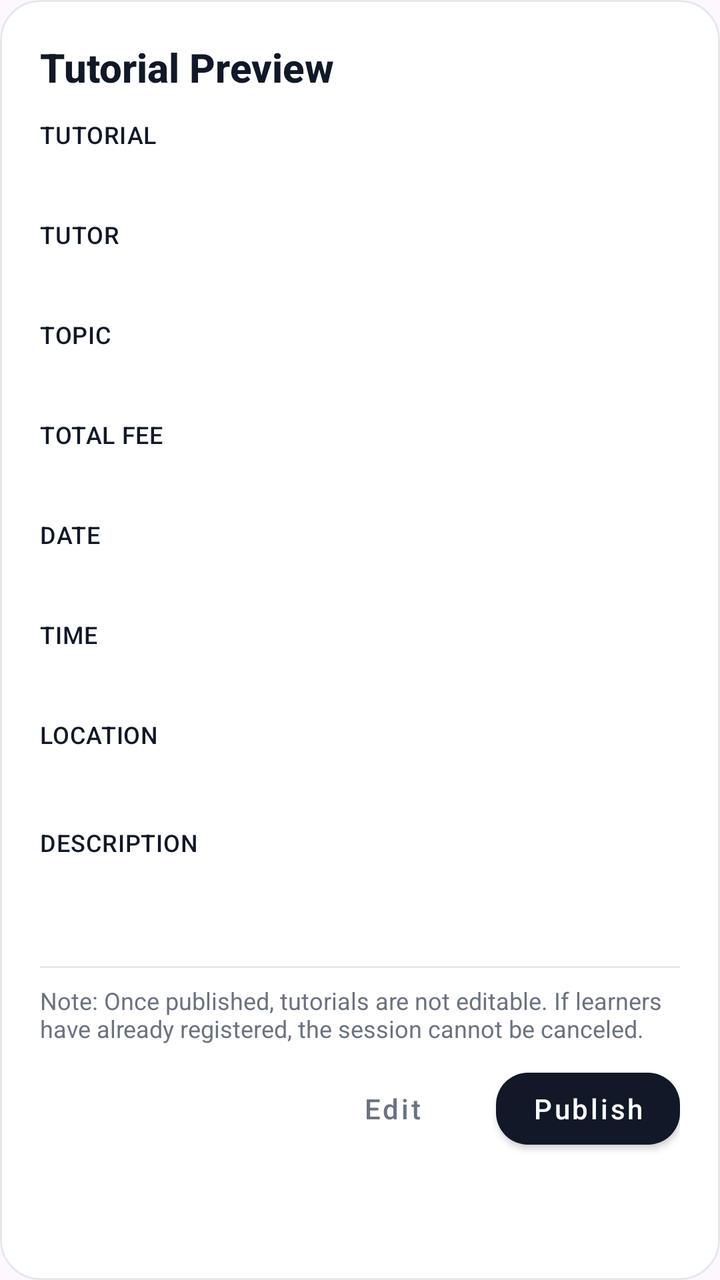
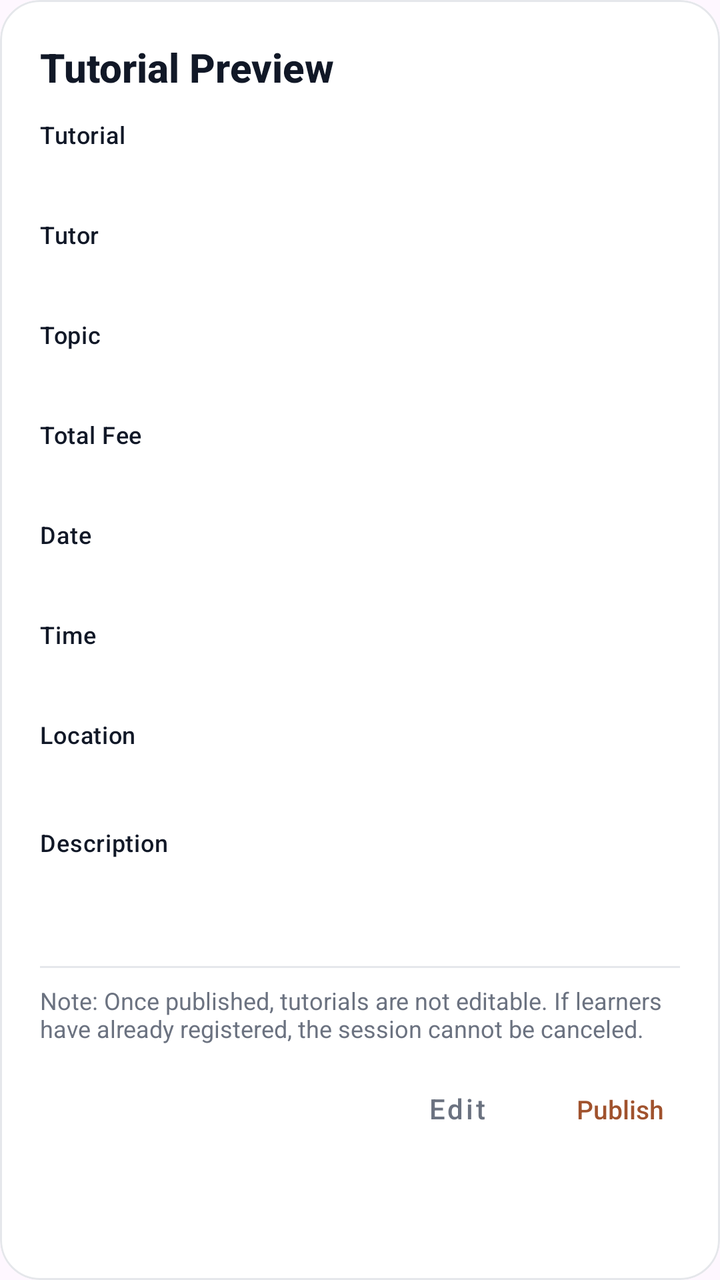

An Android layout rendered at two revisions. The XML below is the earlier revision; the diff shows what the commit changed to produce the second picture.
<!-- AndroidManifest.xml: application theme Theme.Csci3130Group1 -->
<!-- res/layout/dialog_tutorial_preview.xml -->
<?xml version="1.0" encoding="utf-8"?>
<com.google.android.material.card.MaterialCardView xmlns:android="http://schemas.android.com/apk/res/android"
    xmlns:app="http://schemas.android.com/apk/res-auto"
    android:layout_width="match_parent"
    android:layout_height="wrap_content"
    app:cardCornerRadius="20dp"
    app:cardElevation="0dp"
    app:strokeColor="#E5E7EB"
    app:strokeWidth="1dp"
    app:cardUseCompatPadding="false"
    android:foreground="?attr/selectableItemBackground">

    <LinearLayout
        android:layout_width="match_parent"
        android:layout_height="wrap_content"
        android:orientation="vertical"
        android:padding="20dp"
        android:background="#FFFFFF">

        
        <LinearLayout
            android:layout_width="match_parent"
            android:layout_height="wrap_content"
            android:orientation="horizontal"
            android:gravity="center_vertical">

            <TextView
                android:id="@+id/title_text"
                android:layout_width="match_parent"
                android:layout_height="wrap_content"
                android:text="Tutorial Preview"
                android:textSize="20sp"
                android:textStyle="bold"
                android:fontFamily="sans-serif-medium"
                android:textColor="#111827" />
        </LinearLayout>

        <View android:layout_width="match_parent" android:layout_height="12dp" />

        
        <LinearLayout
            android:layout_width="match_parent"
            android:layout_height="wrap_content"
            android:orientation="vertical">

            
            <TextView
                android:layout_width="wrap_content"
                android:layout_height="wrap_content"
                android:text="TUTORIAL"
                android:textAllCaps="true"
                android:textSize="12sp"
                android:letterSpacing="0.02"
                android:textColor="#111827"
                android:fontFamily="sans-serif-medium" />

            <TextView
                android:id="@+id/tutorial_value"
                android:layout_width="match_parent"
                android:layout_height="wrap_content"
                android:textSize="16sp"
                android:textColor="#111827"
                android:fontFamily="sans-serif" />

            <View android:layout_width="match_parent" android:layout_height="12dp" />

            
            <TextView
                android:layout_width="wrap_content"
                android:layout_height="wrap_content"
                android:text="TUTOR"
                android:textAllCaps="true"
                android:textSize="12sp"
                android:letterSpacing="0.02"
                android:textColor="#111827"
                android:fontFamily="sans-serif-medium" />

            <TextView
                android:id="@+id/tutor_value"
                android:layout_width="match_parent"
                android:layout_height="wrap_content"
                android:textSize="16sp"
                android:textColor="#111827"
                android:fontFamily="sans-serif" />

            <View android:layout_width="match_parent" android:layout_height="12dp" />

            
            <TextView
                android:layout_width="wrap_content"
                android:layout_height="wrap_content"
                android:text="TOPIC"
                android:textAllCaps="true"
                android:textSize="12sp"
                android:letterSpacing="0.02"
                android:textColor="#111827"
                android:fontFamily="sans-serif-medium" />

            <TextView
                android:id="@+id/topic_value"
                android:layout_width="match_parent"
                android:layout_height="wrap_content"
                android:textSize="16sp"
                android:textColor="#111827"
                android:fontFamily="sans-serif" />

            <View android:layout_width="match_parent" android:layout_height="12dp" />

            
            <TextView
                android:layout_width="wrap_content"
                android:layout_height="wrap_content"
                android:text="TOTAL FEE"
                android:textAllCaps="true"
                android:textSize="12sp"
                android:letterSpacing="0.02"
                android:textColor="#111827"
                android:fontFamily="sans-serif-medium" />

            <TextView
                android:id="@+id/fee_value"
                android:layout_width="match_parent"
                android:layout_height="wrap_content"
                android:textSize="16sp"
                android:textColor="#111827"
                android:fontFamily="sans-serif" />

            <View android:layout_width="match_parent" android:layout_height="12dp" />

            
            <TextView
                android:layout_width="wrap_content"
                android:layout_height="wrap_content"
                android:text="DATE"
                android:textAllCaps="true"
                android:textSize="12sp"
                android:letterSpacing="0.02"
                android:textColor="#111827"
                android:fontFamily="sans-serif-medium" />

            <TextView
                android:id="@+id/date_value"
                android:layout_width="match_parent"
                android:layout_height="wrap_content"
                android:textSize="16sp"
                android:textColor="#111827"
                android:fontFamily="sans-serif" />

            <View android:layout_width="match_parent" android:layout_height="12dp" />

            
            <TextView
                android:layout_width="wrap_content"
                android:layout_height="wrap_content"
                android:text="TIME"
                android:textAllCaps="true"
                android:textSize="12sp"
                android:letterSpacing="0.02"
                android:textColor="#111827"
                android:fontFamily="sans-serif-medium" />

            <TextView
                android:id="@+id/time_value"
                android:layout_width="match_parent"
                android:layout_height="wrap_content"
                android:textSize="16sp"
                android:textColor="#111827"
                android:fontFamily="sans-serif" />

            <View android:layout_width="match_parent" android:layout_height="12dp" />

            
            <TextView
                android:layout_width="wrap_content"
                android:layout_height="wrap_content"
                android:text="LOCATION"
                android:textAllCaps="true"
                android:textSize="12sp"
                android:letterSpacing="0.02"
                android:textColor="#111827"
                android:fontFamily="sans-serif-medium" />

            <TextView
                android:id="@+id/location_value"
                android:layout_width="match_parent"
                android:layout_height="wrap_content"
                android:textSize="16sp"
                android:textColor="#111827"
                android:fontFamily="sans-serif" />
        </LinearLayout>

        <View android:layout_width="match_parent" android:layout_height="16dp" />

        
        <TextView
            android:layout_width="wrap_content"
            android:layout_height="wrap_content"
            android:text="DESCRIPTION"
            android:textAllCaps="true"
            android:textSize="12sp"
            android:letterSpacing="0.02"
            android:textColor="#111827"
            android:fontFamily="sans-serif-medium" />

        <ScrollView
            android:layout_width="match_parent"
            android:layout_height="wrap_content"
            android:maxHeight="400dp"
            android:fadeScrollbars="false"
            android:overScrollMode="ifContentScrolls">

            <TextView
                android:id="@+id/description_value"
                android:layout_width="match_parent"
                android:layout_height="wrap_content"
                android:textSize="16sp"
                android:textColor="#333333"
                android:lineSpacingExtra="4dp"
                android:paddingTop="8dp"
                android:paddingBottom="8dp"
                android:fontFamily="sans-serif"
                android:autoLink="web" />
        </ScrollView>

        
        <View
            android:layout_width="match_parent"
            android:layout_height="1dp"
            android:background="#E5E7EB"
            android:layout_marginTop="16dp"
            android:layout_marginBottom="8dp" />

        
        <TextView
            android:id="@+id/disclaimer_text"
            android:layout_width="match_parent"
            android:layout_height="wrap_content"
            android:text="Note: Once published, tutorials are not editable. If learners have already registered, the session cannot be canceled."
            android:textSize="12sp"
            android:textColor="#6B7280"
            android:fontFamily="sans-serif"
            android:layout_marginBottom="8dp" />

        
        <LinearLayout
            android:layout_width="match_parent"
            android:layout_height="wrap_content"
            android:orientation="horizontal"
            android:gravity="end">

            <com.google.android.material.button.MaterialButton
                android:id="@+id/edit_button"
                style="@style/Widget.MaterialComponents.Button.TextButton"
                android:layout_width="wrap_content"
                android:layout_height="wrap_content"
                android:text="Edit"
                android:textAllCaps="false"
                android:textColor="#6B7280"
                android:fontFamily="sans-serif-medium" />

            <com.google.android.material.button.MaterialButton
                android:id="@+id/confirm_button"
                style="@style/Widget.MaterialComponents.Button"
                android:layout_width="wrap_content"
                android:layout_height="wrap_content"
                android:text="Publish"
                android:textAllCaps="false"
                android:layout_marginStart="8dp"
                android:paddingLeft="18dp"
                android:paddingRight="18dp"
                app:cornerRadius="16dp"
                app:backgroundTint="#111827"
                android:textColor="#FFFFFF"
                android:fontFamily="sans-serif-medium" />
        </LinearLayout>

    </LinearLayout>
</com.google.android.material.card.MaterialCardView>
<!-- resources referenced by this layout -->
<resources>
  <style name="Theme.Csci3130Group1" parent="Base.Theme.Csci3130Group1" />
  <style name="Base.Theme.Csci3130Group1" parent="Theme.Material3.DayNight.NoActionBar">
          
          <item name="colorPrimary">#111827</item>
          <item name="colorOnPrimary">#FFFFFF</item>
          <item name="colorSecondary">#6B7280</item>
          <item name="colorOnSecondary">#FFFFFF</item>
          
          <item name="colorPrimaryContainer">#F3F4F6</item>
          <item name="colorOnPrimaryContainer">#111827</item>
          <item name="colorSecondaryContainer">#F3F4F6</item>
          <item name="colorOnSecondaryContainer">#111827</item>
          <item name="colorTertiary">#9CA3AF</item>
          <item name="colorSurface">#FFFFFF</item>
          <item name="colorOnSurface">#111827</item>
          <item name="colorOutline">#E5E7EB</item>
          <item name="android:navigationBarColor">#FFFFFF</item>
          <item name="android:statusBarColor">#FFFFFF</item>
      </style>
</resources>

<!-- the commit's change to res/layout/dialog_tutorial_preview.xml (unified diff, before → after) -->
@@ -47,8 +47,8 @@
             <TextView
                 android:layout_width="wrap_content"
                 android:layout_height="wrap_content"
-                android:text="TUTORIAL"
-                android:textAllCaps="true"
+                android:text="Tutorial"
+                android:textAllCaps="false"
                 android:textSize="12sp"
                 android:letterSpacing="0.02"
                 android:textColor="#111827"
@@ -68,8 +68,8 @@
             <TextView
                 android:layout_width="wrap_content"
                 android:layout_height="wrap_content"
-                android:text="TUTOR"
-                android:textAllCaps="true"
+                android:text="Tutor"
+                android:textAllCaps="false"
                 android:textSize="12sp"
                 android:letterSpacing="0.02"
                 android:textColor="#111827"
@@ -89,8 +89,8 @@
             <TextView
                 android:layout_width="wrap_content"
                 android:layout_height="wrap_content"
-                android:text="TOPIC"
-                android:textAllCaps="true"
+                android:text="Topic"
+                android:textAllCaps="false"
                 android:textSize="12sp"
                 android:letterSpacing="0.02"
                 android:textColor="#111827"
@@ -110,8 +110,8 @@
             <TextView
                 android:layout_width="wrap_content"
                 android:layout_height="wrap_content"
-                android:text="TOTAL FEE"
-                android:textAllCaps="true"
+                android:text="Total Fee"
+                android:textAllCaps="false"
                 android:textSize="12sp"
                 android:letterSpacing="0.02"
                 android:textColor="#111827"
@@ -131,8 +131,8 @@
             <TextView
                 android:layout_width="wrap_content"
                 android:layout_height="wrap_content"
-                android:text="DATE"
-                android:textAllCaps="true"
+                android:text="Date"
+                android:textAllCaps="false"
                 android:textSize="12sp"
                 android:letterSpacing="0.02"
                 android:textColor="#111827"
@@ -152,8 +152,8 @@
             <TextView
                 android:layout_width="wrap_content"
                 android:layout_height="wrap_content"
-                android:text="TIME"
-                android:textAllCaps="true"
+                android:text="Time"
+                android:textAllCaps="false"
                 android:textSize="12sp"
                 android:letterSpacing="0.02"
                 android:textColor="#111827"
@@ -173,8 +173,8 @@
             <TextView
                 android:layout_width="wrap_content"
                 android:layout_height="wrap_content"
-                android:text="LOCATION"
-                android:textAllCaps="true"
+                android:text="Location"
+                android:textAllCaps="false"
                 android:textSize="12sp"
                 android:letterSpacing="0.02"
                 android:textColor="#111827"
@@ -195,8 +195,8 @@
         <TextView
             android:layout_width="wrap_content"
             android:layout_height="wrap_content"
-            android:text="DESCRIPTION"
-            android:textAllCaps="true"
+            android:text="Description"
+            android:textAllCaps="false"
             android:textSize="12sp"
             android:letterSpacing="0.02"
             android:textColor="#111827"
@@ -258,20 +258,16 @@
                 android:textColor="#6B7280"
                 android:fontFamily="sans-serif-medium" />
 
-            <com.google.android.material.button.MaterialButton
+            <TextView
                 android:id="@+id/confirm_button"
-                style="@style/Widget.MaterialComponents.Button"
                 android:layout_width="wrap_content"
                 android:layout_height="wrap_content"
                 android:text="Publish"
-                android:textAllCaps="false"
-                android:layout_marginStart="8dp"
-                android:paddingLeft="18dp"
-                android:paddingRight="18dp"
-                app:cornerRadius="16dp"
-                app:backgroundTint="#111827"
-                android:textColor="#FFFFFF"
-                android:fontFamily="sans-serif-medium" />
+                android:textColor="#A0522D"
+                android:textSize="13sp"
+                android:padding="8dp"
+                android:fontFamily="sans-serif-medium"
+                android:layout_marginStart="8dp"/>
         </LinearLayout>
 
     </LinearLayout>
